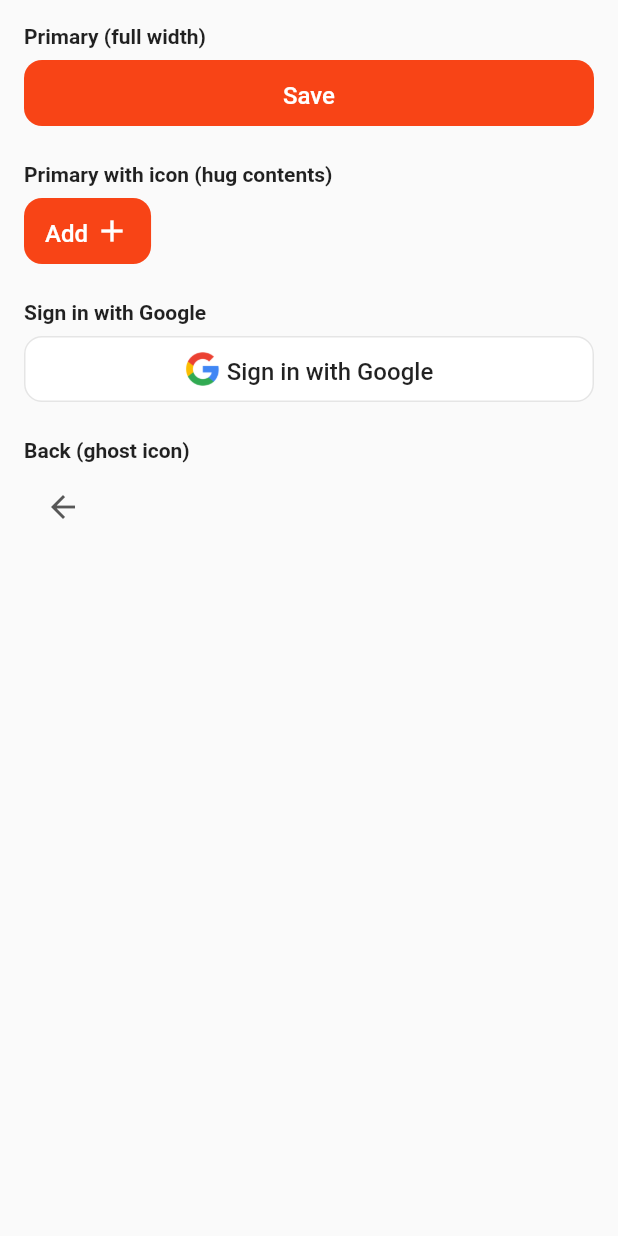
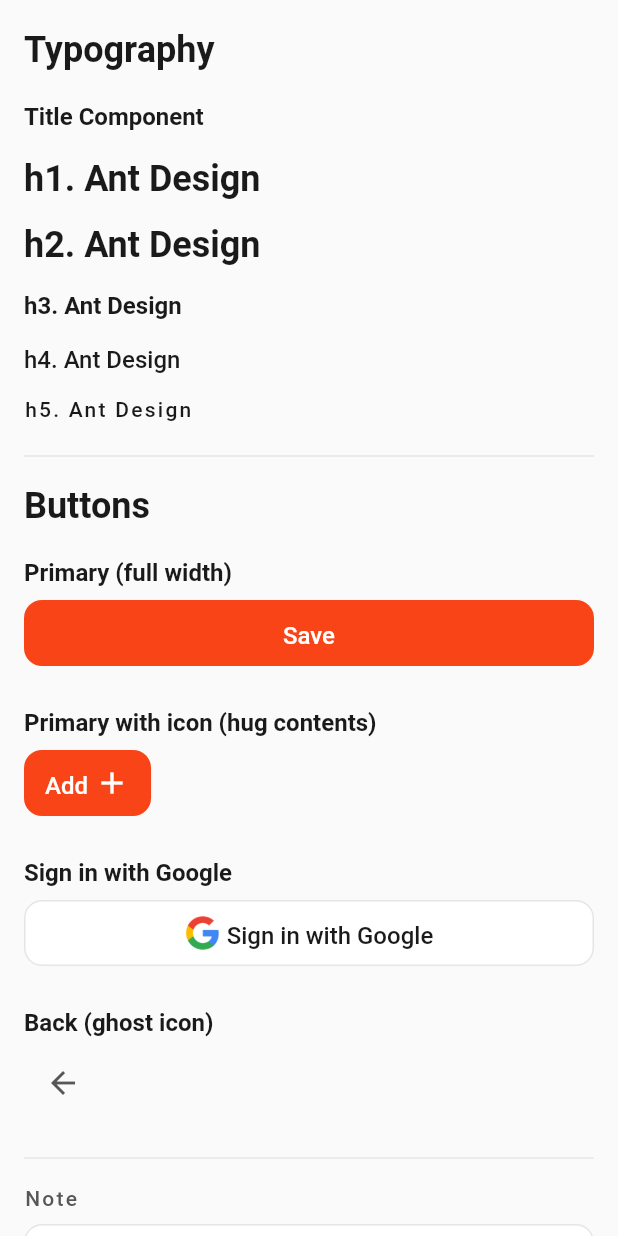
Before and after one commit to And2010A/Test, a Flutter app: the screen it shows after launch, after a tap on "Save", on a phone screen of 412 x 824 dp. Run offline on Flutter 3.47's test engine with Material 3 defaults, Android fonts, the phone set to English and light mode, and no system bars.

Commit message:
first commit

```diff
--- a/lib/core/constants/app_typography.dart
+++ b/lib/core/constants/app_typography.dart
@@ -1,12 +1,13 @@
 import 'package:flutter/widgets.dart';
+
 class AppTypography {
   AppTypography._();
 
-  // Font weights
-  static const FontWeight w400 = FontWeight.w400; // Regular
-  static const FontWeight w500 = FontWeight.w500; // Medium
-  static const FontWeight w600 = FontWeight.w600; // SemiBold
-  static const FontWeight w700 = FontWeight.w700; // Bold
+  // Font weights (semantic)
+  static const FontWeight regular = FontWeight.w400;
+  static const FontWeight medium = FontWeight.w500;
+  static const FontWeight semiBold = FontWeight.w600;
+  static const FontWeight bold = FontWeight.w700;
 
   // Smallest
   static const double fontSizeSm = 14.0;
--- a/lib/core/presentation/widgets/app_button.dart
+++ b/lib/core/presentation/widgets/app_button.dart
@@ -1,5 +1,6 @@
 import 'package:flutter/material.dart';
 
+import '../../constants/app_typography.dart';
 import '../../theme/app_colors.dart';
 import '../../theme/custom_themes/elevated_button_theme.dart';
 
@@ -57,12 +58,17 @@ class AppButton extends StatelessWidget {
     return map[size]!;
   }
 
-  TextStyle _textStyle(Color color) {
-    return TextStyle(
+  TextStyle _textStyle(BuildContext context, Color color) {
+    final base = Theme.of(context).textTheme.labelLarge ??
+        const TextStyle(
+          fontSize: AppTypography.fontSizeMd,
+          height: AppTypography.heightMd,
+          fontWeight: AppTypography.semiBold,
+        );
+
+    return base.copyWith(
       color: color,
-      fontSize: 16,
-      fontWeight: FontWeight.w500,
-      height: 24 / 16,
+      fontWeight: AppTypography.medium,
     );
   }
 
@@ -101,11 +107,11 @@ class AppButton extends StatelessWidget {
       case ButtonVariant.primary:
         return AppColors.white;
       case ButtonVariant.secondary:
-        return Colors.black87;
+        return AppColors.grey.shade900;
       case ButtonVariant.ghost:
         return _ghostColor;
       case ButtonVariant.google:
-        return Colors.black87;
+        return AppColors.grey.shade900;
     }
   }
 
@@ -117,7 +123,7 @@ class AppButton extends StatelessWidget {
       case ButtonVariant.primary:
         return const BorderSide(color: Colors.transparent, width: 0);
       case ButtonVariant.secondary:
-        return BorderSide(color: AppColors.grey.shade500, width: 1);
+        return BorderSide(color: AppColors.grey.shade600, width: 1);
       case ButtonVariant.ghost:
         return const BorderSide(color: Colors.transparent, width: 0);
       case ButtonVariant.google:
@@ -154,9 +160,9 @@ class AppButton extends StatelessWidget {
         if (iconPosition == IconPosition.left) ...[
           sizedIcon,
           const SizedBox(width: 4),
-          Text(text!, style: _textStyle(fgColor)),
+          Text(text!, style: _textStyle(context, fgColor)),
         ] else ...[
-          Text(text!, style: _textStyle(fgColor)),
+          Text(text!, style: _textStyle(context, fgColor)),
           const SizedBox(width: 4),
           sizedIcon,
         ],
@@ -172,7 +178,7 @@ class AppButton extends StatelessWidget {
       child = Center(
         child: Text(
           text!,
-          style: _textStyle(fgColor),
+          style: _textStyle(context, fgColor),
         ),
       );
     } else {
@@ -186,7 +192,11 @@ class AppButton extends StatelessWidget {
           ),
         ),
       );
-      child = Center(child: sizedIcon);
+      child = Row(
+        mainAxisSize: MainAxisSize.min,
+        mainAxisAlignment: MainAxisAlignment.center,
+        children: [sizedIcon],
+      );
     }
 
     final paddedContent = ConstrainedBox(
--- a/lib/core/theme/custom_themes/text_theme.dart
+++ b/lib/core/theme/custom_themes/text_theme.dart
@@ -1,99 +1,93 @@
 import 'package:flutter/material.dart';
 
 import '../../constants/app_typography.dart';
+import '../app_colors.dart';
+
 class TTextTheme {
   TTextTheme._();
 
-  // Colors (from Figma)
-  static const Color _primaryText = Color(0xFF1A1A1A);
-  static const Color _secondaryText = Color(0xFF575757);
-  static const Color _brandColor = Color(0xFFF84416);
+  /// Brand color (Figma): #F84416.
+  static Color get brandColor => AppColors.primary.shade500;
 
-  /// Expose the brand color for any custom text use-cases (links, highlights, etc.).
-  static Color get brandColor => _brandColor;
-  static final TextTheme _baseTextTheme = const TextTheme(
+  /// Base structure (DRY): typography only.
+  /// Important: do NOT set colors here.
+  static const TextTheme _baseTextTheme = TextTheme(
     // Body
     bodySmall: TextStyle(
       fontSize: AppTypography.fontSizeSm,
       height: AppTypography.heightSm,
-      fontWeight: AppTypography.w400,
+      fontWeight: AppTypography.regular,
     ),
     bodyMedium: TextStyle(
-      fontSize: AppTypography.fontSizeSm,
-      height: AppTypography.heightSm,
-      fontWeight: AppTypography.w400,
+      fontSize: AppTypography.fontSizeMd,
+      height: AppTypography.heightMd,
+      fontWeight: AppTypography.regular,
     ),
     bodyLarge: TextStyle(
-      fontSize: AppTypography.fontSizeMd,
-      height: AppTypography.heightMd,
-      fontWeight: AppTypography.w400,
+      fontSize: AppTypography.fontSizeLg,
+      height: AppTypography.heightLg,
+      fontWeight: AppTypography.regular,
     ),
 
     // Titles
     titleSmall: TextStyle(
       fontSize: AppTypography.fontSizeLg,
       height: AppTypography.heightLg,
-      fontWeight: AppTypography.w600,
+      fontWeight: AppTypography.semiBold,
     ),
     titleMedium: TextStyle(
       fontSize: AppTypography.fontSizeMd,
       height: AppTypography.heightMd,
-      fontWeight: AppTypography.w600,
+      fontWeight: AppTypography.semiBold,
     ),
     titleLarge: TextStyle(
       fontSize: AppTypography.fontSizeXl,
       height: AppTypography.heightXl,
-      fontWeight: AppTypography.w600,
+      fontWeight: AppTypography.semiBold,
     ),
 
     // Headlines
     headlineSmall: TextStyle(
       fontSize: AppTypography.fontSize2xl,
       height: AppTypography.height2xl,
-      fontWeight: AppTypography.w700,
+      fontWeight: AppTypography.bold,
     ),
 
     // Labels (buttons, chips, etc.)
     labelSmall: TextStyle(
       fontSize: AppTypography.fontSizeSm,
       height: AppTypography.heightSm,
-      fontWeight: AppTypography.w500,
+      fontWeight: AppTypography.medium,
     ),
     labelMedium: TextStyle(
       fontSize: AppTypography.fontSizeSm,
       height: AppTypography.heightSm,
-      fontWeight: AppTypography.w600,
+      fontWeight: AppTypography.semiBold,
     ),
     labelLarge: TextStyle(
       fontSize: AppTypography.fontSizeMd,
       height: AppTypography.heightMd,
-      fontWeight: AppTypography.w600,
+      fontWeight: AppTypography.semiBold,
     ),
   );
 
   /// Light Theme
-  /// - Primary text: 0xFF1A1A1A
-  /// - Secondary text: 0xFF575757 (captions/lighter text)
   static final TextTheme lightTextTheme = () {
     final themed = _baseTextTheme.apply(
-      bodyColor: _primaryText,
-      displayColor: _primaryText,
-      decorationColor: _primaryText,
+      bodyColor: AppColors.grey.shade900,
+      displayColor: AppColors.grey.shade900,
     );
 
     return themed.copyWith(
       // Secondary text styles
-      bodySmall: themed.bodySmall?.copyWith(color: _secondaryText),
-      labelSmall: themed.labelSmall?.copyWith(color: _secondaryText),
+      bodySmall: themed.bodySmall?.copyWith(color: AppColors.grey.shade600),
+      labelSmall: themed.labelSmall?.copyWith(color: AppColors.grey.shade600),
     );
   }();
 
   /// Dark Theme (placeholder)
-  ///
-  /// Architecture supports dark mode; refine later.
   static final TextTheme darkTextTheme = _baseTextTheme.apply(
-    bodyColor: Colors.white,
-    displayColor: Colors.white,
-    decorationColor: Colors.white,
+    bodyColor: AppColors.white,
+    displayColor: AppColors.white,
   );
 }
--- /dev/null
+++ b/lib/features/ui_showcase/presentation/pages/typography_showcase_screen.dart
@@ -0,0 +1,19 @@
+import 'package:flutter/material.dart';
+
+import '../widgets/typography_showcase.dart';
+
+class TypographyShowcaseScreen extends StatelessWidget {
+  const TypographyShowcaseScreen({super.key});
+
+  @override
+  Widget build(BuildContext context) {
+    return Scaffold(
+      body: SafeArea(
+        child: SingleChildScrollView(
+          padding: const EdgeInsets.all(16),
+          child: const TypographyShowcase(),
+        ),
+      ),
+    );
+  }
+}
--- /dev/null
+++ b/lib/features/ui_showcase/presentation/widgets/typography_showcase.dart
@@ -0,0 +1,233 @@
+import 'package:flutter/material.dart';
+
+import '../../../../core/constants/app_typography.dart';
+import '../../../../core/presentation/widgets/app_button.dart';
+import '../../../../core/theme/app_colors.dart';
+
+class TypographyShowcase extends StatelessWidget {
+  const TypographyShowcase({super.key});
+
+  @override
+  Widget build(BuildContext context) {
+    final textTheme = Theme.of(context).textTheme;
+
+    final pageHeaderStyle = textTheme.headlineSmall;
+
+    final sectionHeaderStyle = textTheme.bodyMedium?.copyWith(
+          color: AppColors.grey.shade900,
+          fontWeight: AppTypography.semiBold,
+        ) ??
+        TextStyle(
+          color: AppColors.grey.shade900,
+          fontSize: AppTypography.fontSizeMd,
+          height: AppTypography.heightMd,
+          fontWeight: AppTypography.semiBold,
+        );
+
+    final labelStyle = textTheme.labelSmall?.copyWith(color: AppColors.grey.shade600);
+
+    final noteLabelStyle = labelStyle ??
+        TextStyle(
+          color: AppColors.grey.shade600,
+          fontSize: AppTypography.fontSizeSm,
+          height: AppTypography.heightSm,
+          fontWeight: AppTypography.regular,
+        );
+
+    void onPressed(String label) {
+      debugPrint('Pressed: $label');
+    }
+
+    Widget buttonBlock({
+      required String title,
+      required Widget child,
+    }) {
+      return Padding(
+        padding: const EdgeInsets.symmetric(vertical: 12),
+        child: Column(
+          crossAxisAlignment: CrossAxisAlignment.start,
+          children: [
+            Text(title, style: sectionHeaderStyle),
+            const SizedBox(height: 8),
+            child,
+          ],
+        ),
+      );
+    }
+
+    Widget textLine(String text, {TextStyle? style}) {
+      return Padding(
+        padding: const EdgeInsets.symmetric(vertical: 6),
+        child: Text(text, style: style),
+      );
+    }
+
+    return Column(
+      crossAxisAlignment: CrossAxisAlignment.start,
+      children: [
+        Text('Typography', style: pageHeaderStyle),
+        const SizedBox(height: 16),
+
+        // Title Component (h1-h5)
+        Text('Title Component', style: sectionHeaderStyle),
+        const SizedBox(height: 8),
+        textLine(
+          'h1. Ant Design',
+          style: textTheme.headlineSmall?.copyWith(fontWeight: AppTypography.bold),
+        ),
+        textLine(
+          'h2. Ant Design',
+          style: textTheme.headlineSmall?.copyWith(fontWeight: AppTypography.semiBold),
+        ),
+        textLine(
+          'h3. Ant Design',
+          style: textTheme.bodyMedium?.copyWith(fontWeight: AppTypography.semiBold),
+        ),
+        textLine(
+          'h4. Ant Design',
+          style: textTheme.bodyMedium?.copyWith(fontWeight: AppTypography.medium),
+        ),
+        textLine(
+          'h5. Ant Design',
+          style: textTheme.labelSmall?.copyWith(
+            fontWeight: AppTypography.medium,
+            color: AppColors.grey.shade900,
+          ),
+        ),
+
+        const Divider(height: 32),
+
+        // Buttons (match previous showcase)
+        Text('Buttons', style: pageHeaderStyle),
+        const SizedBox(height: 4),
+        buttonBlock(
+          title: 'Primary (full width)',
+          child: AppButton(
+            text: 'Save',
+            variant: ButtonVariant.primary,
+            size: ButtonSize.large,
+            fullWidth: true,
+            onPressed: () => onPressed('Save'),
+          ),
+        ),
+        buttonBlock(
+          title: 'Primary with icon (hug contents)',
+          child: AppButton(
+            text: 'Add',
+            icon: const Icon(Icons.add),
+            variant: ButtonVariant.primary,
+            size: ButtonSize.medium,
+            iconPosition: IconPosition.right,
+            fullWidth: false,
+            onPressed: () => onPressed('Add'),
+          ),
+        ),
+        buttonBlock(
+          title: 'Sign in with Google',
+          child: AppButton(
+            text: 'Sign in with Google',
+            icon: Image.asset(
+              'assets/google_logo.png',
+              width: 24,
+              height: 24,
+            ),
+            variant: ButtonVariant.google,
+            size: ButtonSize.medium,
+            iconPosition: IconPosition.left,
+            fullWidth: true,
+            onPressed: () => onPressed('Google'),
+          ),
+        ),
+        buttonBlock(
+          title: 'Back (ghost icon)',
+          child: AppButton(
+            icon: const Icon(Icons.arrow_back),
+            variant: ButtonVariant.ghost,
+            size: ButtonSize.large,
+            fullWidth: false,
+            onPressed: () => onPressed('Back'),
+          ),
+        ),
+
+        const Divider(height: 32),
+
+        Text('Note', style: noteLabelStyle),
+        const SizedBox(height: 8),
+        Stack(
+          children: [
+            TextField(
+              maxLines: 4,
+              style: textTheme.bodyMedium,
+              cursorColor: AppColors.primary.shade500,
+              decoration: InputDecoration(
+                hintText: 'Write your note here...',
+                hintStyle: noteLabelStyle,
+                filled: true,
+                fillColor: AppColors.white,
+                // Extra bottom padding so text doesn't collide with the grip
+                contentPadding: const EdgeInsets.fromLTRB(14, 12, 14, 26),
+                enabledBorder: OutlineInputBorder(
+                  borderRadius: BorderRadius.circular(12),
+                  borderSide: BorderSide(
+                    color: AppColors.grey.shade200,
+                    width: 1,
+                  ),
+                ),
+                focusedBorder: OutlineInputBorder(
+                  borderRadius: BorderRadius.circular(12),
+                  borderSide: BorderSide(
+                    color: AppColors.primary.shade500,
+                    width: 1.5,
+                  ),
+                ),
+              ),
+            ),
+            Positioned(
+              right: 10,
+              bottom: 10,
+              child: IgnorePointer(
+                child: CustomPaint(
+                  size: const Size(16, 16),
+                  painter: _ResizeGripPainter(
+                    color: AppColors.grey.shade600,
+                  ),
+                ),
+              ),
+            ),
+          ],
+        ),
+      ],
+    );
+  }
+}
+
+class _ResizeGripPainter extends CustomPainter {
+  final Color color;
+
+  const _ResizeGripPainter({required this.color});
+
+  @override
+  void paint(Canvas canvas, Size size) {
+    final paint = Paint()
+      ..color = color.withAlpha(115)
+      ..strokeWidth = 1.6
+      ..strokeCap = StrokeCap.round;
+
+    // Two small diagonal strokes (like a textarea resize handle)
+    canvas.drawLine(
+      Offset(size.width * 0.45, size.height * 0.95),
+      Offset(size.width * 0.95, size.height * 0.45),
+      paint,
+    );
+    canvas.drawLine(
+      Offset(size.width * 0.65, size.height * 0.95),
+      Offset(size.width * 0.95, size.height * 0.65),
+      paint,
+    );
+  }
+
+  @override
+  bool shouldRepaint(covariant _ResizeGripPainter oldDelegate) {
+    return oldDelegate.color != color;
+  }
+}
--- a/lib/main.dart
+++ b/lib/main.dart
@@ -1,7 +1,8 @@
 import 'package:flutter/material.dart';
 
 import 'core/theme/app_colors.dart';
-import 'features/ui_showcase/presentation/pages/buttons_showcase_screen.dart';
+import 'core/theme/custom_themes/text_theme.dart';
+import 'features/ui_showcase/presentation/pages/typography_showcase_screen.dart';
 
 void main() {
   runApp(const MyApp());
@@ -17,9 +18,10 @@ class MyApp extends StatelessWidget {
       debugShowCheckedModeBanner: false,
       theme: ThemeData(
         primarySwatch: AppColors.primary,
+        textTheme: TTextTheme.lightTextTheme,
         useMaterial3: false,
       ),
-      home: const ButtonsShowcaseScreen(),
+      home: const TypographyShowcaseScreen(),
     );
   }
 }
```
Also changed, not shown: 1 other file.
